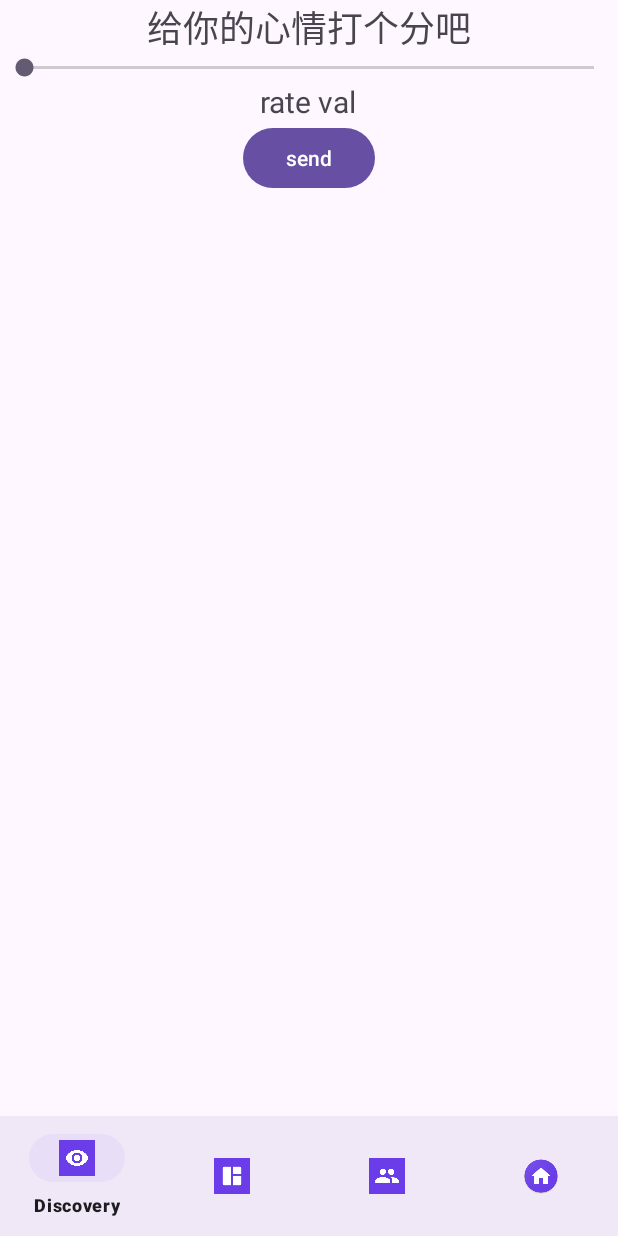
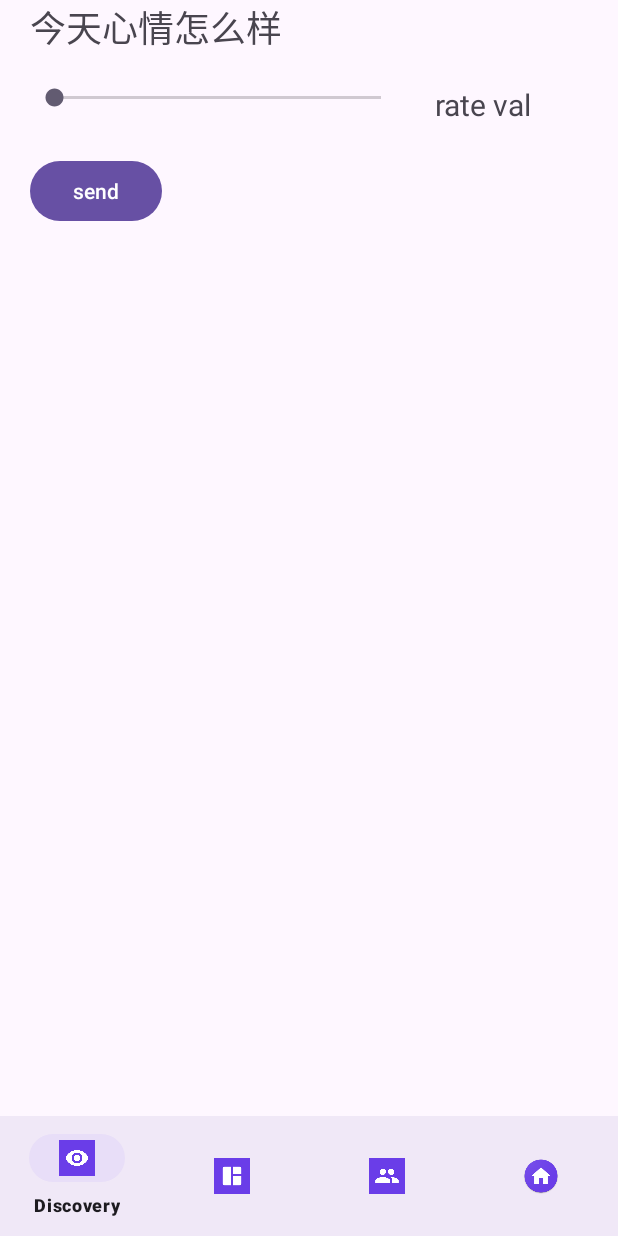
Before and after one commit to mzEntity/mood_diary, an Android app: the screen it shows after launch (MainActivity), on a phone screen of 412 x 824 dp. Run offline under Robolectric (Android 15) with nearby library versions, the phone set to English and light mode, and no system bars.

Commit message:
feat:layout

```diff
--- a/front/app/src/main/res/layout/discovery_fragment_layout.xml
+++ b/front/app/src/main/res/layout/discovery_fragment_layout.xml
@@ -1,30 +1,38 @@
 <?xml version="1.0" encoding="utf-8"?>
 <!-- discovery_fragment_layout.xml -->
-<LinearLayout xmlns:android="http://schemas.android.com/apk/res/android"
+<RelativeLayout xmlns:android="http://schemas.android.com/apk/res/android"
     android:layout_width="match_parent"
-    android:layout_height="match_parent"
-    android:gravity="top|center"
-    android:orientation="vertical">
+    android:layout_height="match_parent">
     <TextView
+        android:id="@+id/discovery_rate_label"
         android:layout_width="wrap_content"
         android:layout_height="wrap_content"
-        android:text="给你的心情打个分吧"
-        android:textSize="24sp" />
-
+        android:text="今天心情怎么样"
+        android:layout_marginLeft="20dp"
+        android:textSize="24dp" />
     <SeekBar
         android:id="@+id/mood_seekBar"
-        android:layout_width="match_parent"
+        android:layout_width="250dp"
         android:layout_height="wrap_content"
+        android:layout_below="@id/discovery_rate_label"
+        android:layout_marginTop="20dp"
+        android:layout_alignLeft="@id/discovery_rate_label"
         android:max="100" />
     <TextView android:id="@+id/mood_rate_val_text"
         android:layout_width="wrap_content"
         android:layout_height="wrap_content"
+        android:layout_toRightOf="@id/mood_seekBar"
+        android:layout_alignTop="@id/mood_seekBar"
+        android:layout_marginLeft="20dp"
         android:textSize="20dp"
         android:text="rate val"/>
     <Button
         android:id="@+id/mood_rate_submit_button"
         android:layout_width="wrap_content"
         android:layout_height="wrap_content"
+        android:layout_below="@id/mood_rate_val_text"
+        android:layout_alignLeft="@id/discovery_rate_label"
+        android:layout_marginTop="20dp"
         android:text="send" />
     <!-- 添加其他视图或控件 -->
-</LinearLayout>
+</RelativeLayout>
```
